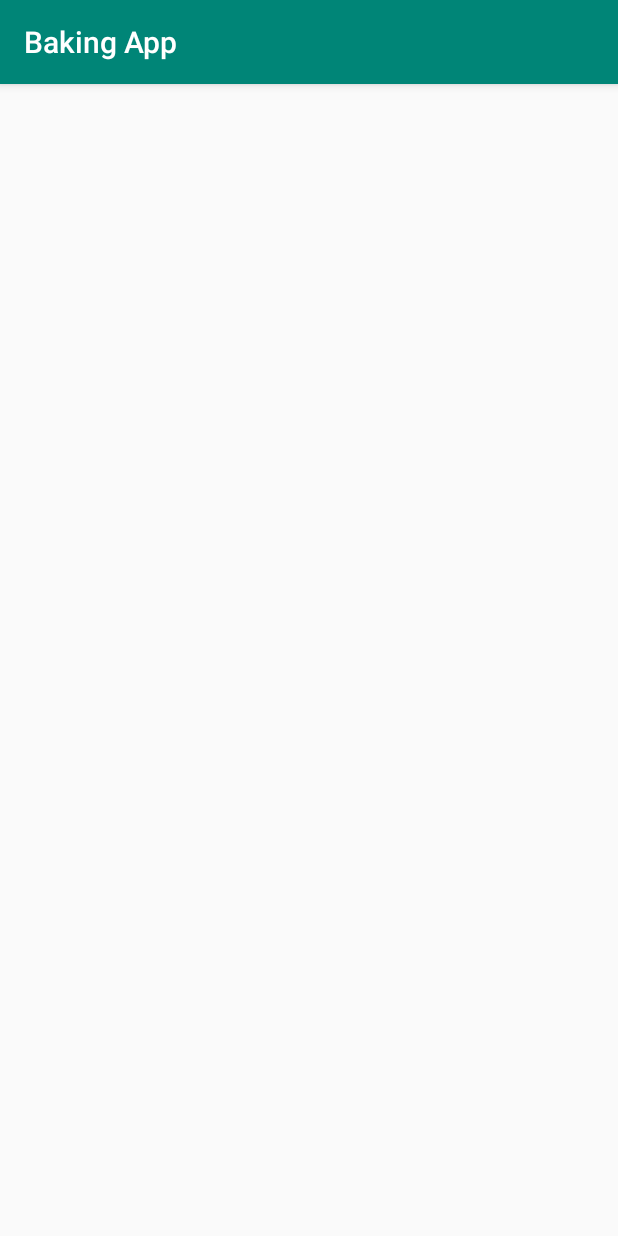
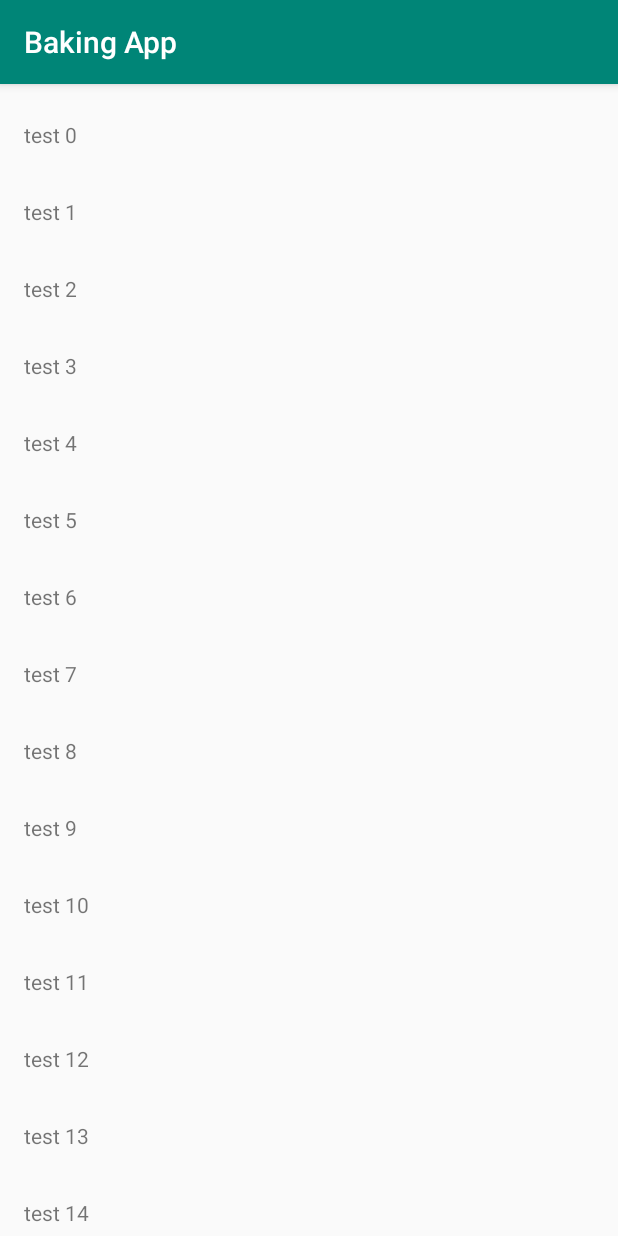
Before and after one commit to baileytye/BakingApp, an Android app: the screen it shows after launch (MainActivity), on a phone screen of 412 x 824 dp. Run offline under Robolectric (Android 15) with nearby library versions, the phone set to English and light mode, and no system bars; our stand-ins replace ButterKnife.

Commit message:
Add basic recycler view with placeholder items

```diff
--- a/app/src/main/java/com/tye/bakingapp/Activities/MainActivity.java
+++ b/app/src/main/java/com/tye/bakingapp/Activities/MainActivity.java
@@ -1,15 +1,46 @@
 package com.tye.bakingapp.Activities;
 
 import androidx.appcompat.app.AppCompatActivity;
+import androidx.recyclerview.widget.LinearLayoutManager;
+import androidx.recyclerview.widget.RecyclerView;
+
 import android.os.Bundle;
 
+import com.tye.bakingapp.Adapters.MainRecipeListAdapter;
 import com.tye.bakingapp.R;
 
-public class MainActivity extends AppCompatActivity {
+import butterknife.BindView;
+import butterknife.ButterKnife;
+
+public class MainActivity extends AppCompatActivity implements MainRecipeListAdapter.ListItemClickListener {
+
+    //Views
+    @BindView(R.id.rv_recipes) RecyclerView mRecyclerView;
+
+    private MainRecipeListAdapter mRecipeAdapter;
 
     @Override
     protected void onCreate(Bundle savedInstanceState) {
         super.onCreate(savedInstanceState);
         setContentView(R.layout.activity_main);
+
+        ButterKnife.bind(this);
+
+        LinearLayoutManager layoutManager = new LinearLayoutManager(this);
+
+        mRecipeAdapter = new MainRecipeListAdapter(this, this);
+
+        mRecipeAdapter.setNumberOfItems(18);
+
+        mRecyclerView.setLayoutManager(layoutManager);
+        mRecyclerView.setHasFixedSize(true);
+        mRecyclerView.setAdapter(mRecipeAdapter);
+    }
+
+    @Override
+    public void onListItemClicked(int position) {
+
+        //Start details activity
+
     }
 }
--- /dev/null
+++ b/app/src/main/java/com/tye/bakingapp/Adapters/MainRecipeListAdapter.java
@@ -0,0 +1,91 @@
+package com.tye.bakingapp.Adapters;
+
+import android.content.Context;
+import android.view.LayoutInflater;
+import android.view.View;
+import android.view.ViewGroup;
+import android.widget.TextView;
+import android.widget.Toast;
+
+import androidx.annotation.NonNull;
+import androidx.recyclerview.widget.RecyclerView;
+
+import com.tye.bakingapp.Models.Recipe;
+import com.tye.bakingapp.R;
+
+import java.util.List;
+
+
+public class MainRecipeListAdapter extends RecyclerView.Adapter<MainRecipeListAdapter.ItemViewHolder> {
+
+    final private ListItemClickListener mListItemClickListener;
+
+    private int mNumberOfItems;
+
+    private List<Recipe> mRecipes;
+
+    private Context mContext;
+
+    public MainRecipeListAdapter(ListItemClickListener listener, Context context) {
+        mListItemClickListener = listener;
+        mNumberOfItems = 0;
+        mContext = context;
+    }
+
+
+    @NonNull
+    @Override
+    public ItemViewHolder onCreateViewHolder(@NonNull ViewGroup parent, int viewType) {
+
+        LayoutInflater inflater = LayoutInflater.from(mContext);
+
+        View view = inflater.inflate(R.layout.item_recipe, parent, false);
+
+        return new ItemViewHolder(view);
+    }
+
+    @Override
+    public void onBindViewHolder(@NonNull ItemViewHolder holder, int position) {
+        holder.bind();
+    }
+
+    @Override
+    public int getItemCount() {
+        return mNumberOfItems;
+    }
+
+    public void setNumberOfItems(int num) {
+        mNumberOfItems = num;
+    }
+
+    public void setRecipes(List<Recipe> recipes){
+        mRecipes = recipes;
+    }
+
+    public class ItemViewHolder extends RecyclerView.ViewHolder implements View.OnClickListener{
+
+        final TextView mTestTextView;
+
+        ItemViewHolder(View view){
+
+            super(view);
+
+            mTestTextView = view.findViewById(R.id.tv_item_recipe);
+
+            view.setOnClickListener(this);
+        }
+
+        @Override
+        public void onClick(View view) {
+            Toast.makeText(mContext, "Position: " + getAdapterPosition(), Toast.LENGTH_SHORT).show();
+        }
+
+        void bind(){
+            mTestTextView.setText("test " + getAdapterPosition());
+        }
+    }
+
+    public interface ListItemClickListener{
+        void onListItemClicked(int position);
+    }
+}
--- /dev/null
+++ b/app/src/main/java/com/tye/bakingapp/Models/Recipe.java
@@ -0,0 +1,4 @@
+package com.tye.bakingapp.Models;
+
+public class Recipe {
+}
--- /dev/null
+++ b/app/src/main/res/layout/item_recipe.xml
@@ -0,0 +1,22 @@
+<?xml version="1.0" encoding="utf-8"?>
+<androidx.constraintlayout.widget.ConstraintLayout xmlns:android="http://schemas.android.com/apk/res/android"
+    xmlns:app="http://schemas.android.com/apk/res-auto"
+    xmlns:tools="http://schemas.android.com/tools"
+    android:id="@+id/constraintLayout"
+    android:layout_width="match_parent"
+    android:layout_height="wrap_content">
+
+    <TextView
+        android:id="@+id/tv_item_recipe"
+        android:layout_width="0dp"
+        android:layout_height="wrap_content"
+        android:layout_marginStart="8dp"
+        android:layout_marginTop="16dp"
+        android:layout_marginEnd="8dp"
+        android:layout_marginBottom="16dp"
+        android:text="test"
+        app:layout_constraintBottom_toBottomOf="parent"
+        app:layout_constraintEnd_toEndOf="parent"
+        app:layout_constraintStart_toStartOf="parent"
+        app:layout_constraintTop_toTopOf="parent" />
+</androidx.constraintlayout.widget.ConstraintLayout>
```
